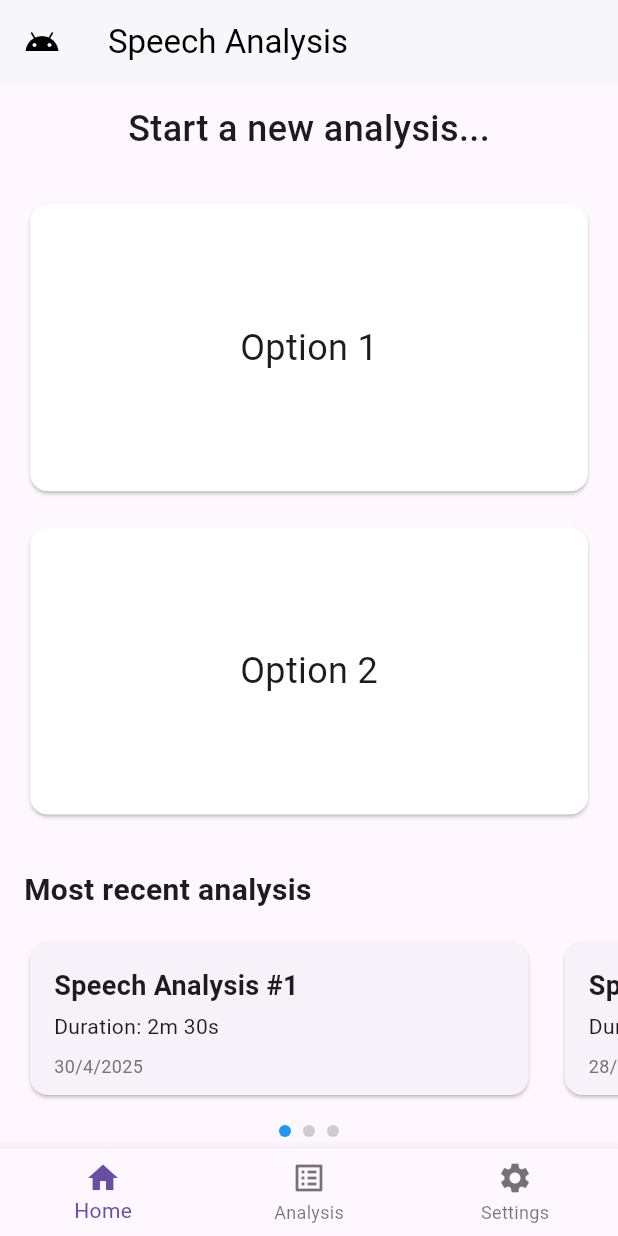
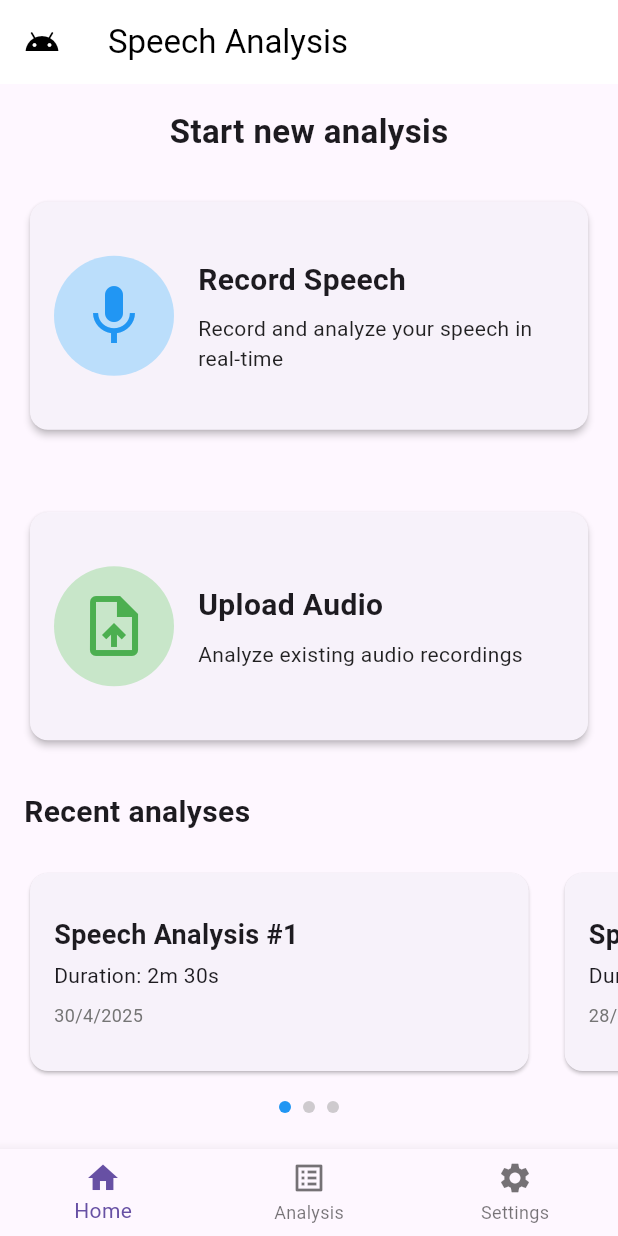
Before and after one commit to dtrovato997/SpeechAnalysis, a Flutter app: the screen it shows after launch, on a phone screen of 412 x 824 dp. Run offline on Flutter 3.47's test engine with Material 3 defaults, Android fonts, the light colour scheme and no system bars; our stand-ins replace device_preview.

Commit message:
feat : Widget HomePage - definito layout azioni principali, migliorata adattività HomePage

```diff
--- a/lib/main.dart
+++ b/lib/main.dart
@@ -1,10 +1,14 @@
+import 'package:flutter/foundation.dart';
 import 'package:flutter/material.dart';
 import 'package:mobile_speech_recognition/ui/core/ui/home_page/widgets/home_page_screen.dart';
+import 'package:device_preview/device_preview.dart';
 
-
-void main() {
-  runApp(const MyApp());
-}
+void main() => runApp(
+  DevicePreview(
+    enabled: true,
+    builder: (context) => MyApp(), // Wrap your app
+  ),
+);
 
 class MyApp extends StatelessWidget {
   const MyApp({Key? key}) : super(key: key);
@@ -12,6 +16,9 @@ class MyApp extends StatelessWidget {
   @override
   Widget build(BuildContext context) {
     return MaterialApp(
+      builder: DevicePreview.appBuilder,
+      locale: DevicePreview.locale(context), // Add the locale
+      useInheritedMediaQuery: true,
       title: 'Speech Recognition App',
       theme: ThemeData(
         primarySwatch: Colors.blue,
@@ -20,6 +27,7 @@ class MyApp extends StatelessWidget {
           foregroundColor: Colors.black,
           elevation: 1,
         ),
+
         cardTheme: CardTheme(
           elevation: 1,
           shape: RoundedRectangleBorder(
--- a/lib/ui/core/ui/home_page/widgets/home_page_screen.dart
+++ b/lib/ui/core/ui/home_page/widgets/home_page_screen.dart
@@ -18,63 +18,52 @@ class _HomePageState extends State<HomePage> {
       appBar: AppBar(
         leading: const Icon(Icons.android),
         title: const Text('Speech Analysis'),
+        elevation: 0,
       ),
-      body: Column(
-        mainAxisAlignment: MainAxisAlignment.start,
+      body: LayoutBuilder(
+        builder: (context, constraints) {
+          return SingleChildScrollView(
+            child: ConstrainedBox(
+              constraints: BoxConstraints(minHeight: constraints.maxHeight),
+              child: IntrinsicHeight(
+                child: Column(
+                  mainAxisSize: MainAxisSize.max,
                   children: [
+                    // Title
+                    buildTitleSection(),
+
+                    Expanded(
+                      flex: 1,
+                      child: Container(
+                        decoration: BoxDecoration(
+                          borderRadius: BorderRadius.circular(12),
+                        ),
+                        child: _buildFixedHeightCards(),
+                      ),
+                    ),
+
                     Container(
-            height: 60,
-            child: const Center(
-              child: Text(
-                'Start a new analysis...',
-                style: TextStyle(fontSize: 24, fontWeight: FontWeight.w500),
+                      // Fixed height for the cards
+                      decoration: BoxDecoration(
+                        borderRadius: BorderRadius.circular(12),
+                      ),
+                      child: createRecentAnalysisSection(),
+                    ),
+                  ],
                 ),
               ),
             ),
-
-          Expanded(child: Container(child: createMainOptionWidgets())),
-
-          // Add headline with the same left padding as options
-          Padding(
-            padding: EdgeInsets.only(
-              left: horizontalPadding,
-              top: 16.0,
-              bottom: 8.0,
-            ),
-            child: const Align(
-              alignment: Alignment.centerLeft,
-              child: Text(
-                'Most recent analysis',
-                style: TextStyle(fontSize: 20, fontWeight: FontWeight.bold),
-              ),
-            ),
-          ),
-
-          // Self-contained carousel with its own ViewModel
-          Container(
-            height: 150,
-            child: CarouselWithIndicator(
-              horizontalPadding: horizontalPadding,
-              onItemTap: (item) {
-                // Handle tap on carousel item
-                ScaffoldMessenger.of(context).showSnackBar(
-                  SnackBar(content: Text('Selected: ${item.title}')),
           );
-                // Navigate to details page or perform action
         },
       ),
-          ),
-        ],
-      ),
-
       bottomNavigationBar: BottomNavigationBar(
+        currentIndex: 0,
         items: const [
-          BottomNavigationBarItem(
-              icon: Icon(Icons.home),
-              label: 'Home'),
+          BottomNavigationBarItem(icon: Icon(Icons.home), label: 'Home'),
           BottomNavigationBarItem(
             icon: Icon(Icons.list_alt_outlined),
-              label: 'Analysis'),
+            label: 'Analysis',
+          ),
           BottomNavigationBarItem(
             icon: Icon(Icons.settings),
             label: 'Settings',
@@ -84,43 +73,184 @@ class _HomePageState extends State<HomePage> {
     );
   }
 
-  Widget createMainOptionWidgets() {
+  Padding buildTitleSection() {
     return Padding(
-      padding: EdgeInsets.all(horizontalPadding), // Use consistent padding
+      padding: EdgeInsets.only(
+        top: 16.0,
+        left: horizontalPadding,
+        right: horizontalPadding,
+        bottom: 12.0,
+      ),
+      child: const Align(
+        alignment: Alignment.center,
+        child: Text(
+          'Start new analysis',
+          style: TextStyle(fontSize: 22, fontWeight: FontWeight.w600),
+        ),
+      ),
+    );
+  }
+
+  Column createRecentAnalysisSection() {
+    return Column(
+      children: [
+        // Title for Recent Analyses
+        Padding(
+          padding: EdgeInsets.symmetric(
+            horizontal: horizontalPadding,
+            vertical: 14.0,
+          ),
+          child: Row(
+            mainAxisAlignment: MainAxisAlignment.spaceBetween,
+            children: [
+              const Text(
+                'Recent analyses',
+                style: TextStyle(fontSize: 20, fontWeight: FontWeight.bold),
+              ),
+            ],
+          ),
+        ),
+
+        // Carousel with fixed height
+        Container(
+          height: 180.0,
+          child: CarouselWithIndicator(
+            horizontalPadding: horizontalPadding,
+            onItemTap: (item) {
+              // Handle tap on carousel item
+            },
+          ),
+        ),
+
+        // Bottom padding
+        SizedBox(height: 16.0),
+      ],
+    );
+  }
+
+  Widget _buildFixedHeightCards() {
+    return Padding(
+      padding: EdgeInsets.symmetric(horizontal: horizontalPadding),
       child: Column(
-        mainAxisAlignment: MainAxisAlignment.center,
+        mainAxisAlignment: MainAxisAlignment.spaceEvenly,
         children: [
-          Expanded(
-            child: InkWell(
-              onTap: () {
-                // Handle option 1 tap
-              },
+          // Box 1: Record Speech
+          Container(
+            height: 160.0, // Fixed height card
             child: Card(
-                elevation: 1,
+              elevation: 2,
               shape: RoundedRectangleBorder(
                 borderRadius: BorderRadius.circular(12),
               ),
-                color: Colors.white,
-                child: const Center(
-                  child: Text('Option 1', style: TextStyle(fontSize: 24)),
+              child: InkWell(
+                onTap: () {
+                  // Handle record speech tap
+                },
+                child: Padding(
+                  padding: const EdgeInsets.all(16.0),
+                  child: Row(
+                    children: [
+                      Container(
+                        width: 80,
+                        height: 80,
+                        decoration: BoxDecoration(
+                          color: Colors.blue.shade100,
+                          borderRadius: BorderRadius.circular(40),
+                        ),
+                        child: const Icon(
+                          Icons.mic,
+                          size: 48,
+                          color: Colors.blue,
+                        ),
+                      ),
+                      const SizedBox(width: 16),
+                      Expanded(
+                        child: Column(
+                          crossAxisAlignment: CrossAxisAlignment.start,
+                          mainAxisAlignment: MainAxisAlignment.center,
+                          children: const [
+                            Text(
+                              'Record Speech',
+                              style: TextStyle(
+                                fontSize: 20,
+                                fontWeight: FontWeight.bold,
+                              ),
+                            ),
+                            SizedBox(height: 8),
+                            Text(
+                              'Record and analyze your speech in real-time',
+                              style: TextStyle(
+                                fontSize: 14,
+                                color: Colors.black87,
+                              ),
+                            ),
+                          ],
+                        ),
+                      ),
+                    ],
                   ),
                 ),
               ),
             ),
+          ),
+
           const SizedBox(height: 16),
-          Expanded(
-            child: InkWell(
-              onTap: () {
-                // Handle option 2 tap
-              },
+
+          // Box 2: Upload Audio
+          Container(
+            height: 160.0, // Fixed height card
             child: Card(
-                elevation: 1,
+              elevation: 2,
               shape: RoundedRectangleBorder(
                 borderRadius: BorderRadius.circular(12),
               ),
-                color: Colors.white,
-                child: const Center(
-                  child: Text('Option 2', style: TextStyle(fontSize: 24)),
+              child: InkWell(
+                onTap: () {
+                  // Handle upload audio tap
+                },
+                child: Padding(
+                  padding: const EdgeInsets.all(16.0),
+                  child: Row(
+                    children: [
+                      Container(
+                        width: 80,
+                        height: 80,
+                        decoration: BoxDecoration(
+                          color: Colors.green.shade100,
+                          borderRadius: BorderRadius.circular(40),
+                        ),
+                        child: const Icon(
+                          Icons.upload_file,
+                          size: 48,
+                          color: Colors.green,
+                        ),
+                      ),
+                      const SizedBox(width: 16),
+                      Expanded(
+                        child: Column(
+                          crossAxisAlignment: CrossAxisAlignment.start,
+                          mainAxisAlignment: MainAxisAlignment.center,
+                          children: const [
+                            Text(
+                              'Upload Audio',
+                              style: TextStyle(
+                                fontSize: 20,
+                                fontWeight: FontWeight.bold,
+                              ),
+                            ),
+                            SizedBox(height: 8),
+                            Text(
+                              'Analyze existing audio recordings',
+                              style: TextStyle(
+                                fontSize: 14,
+                                color: Colors.black87,
+                              ),
+                            ),
+                          ],
+                        ),
+                      ),
+                    ],
+                  ),
                 ),
               ),
             ),
```
Lines whose indentation alone changed are shown as unchanged.
